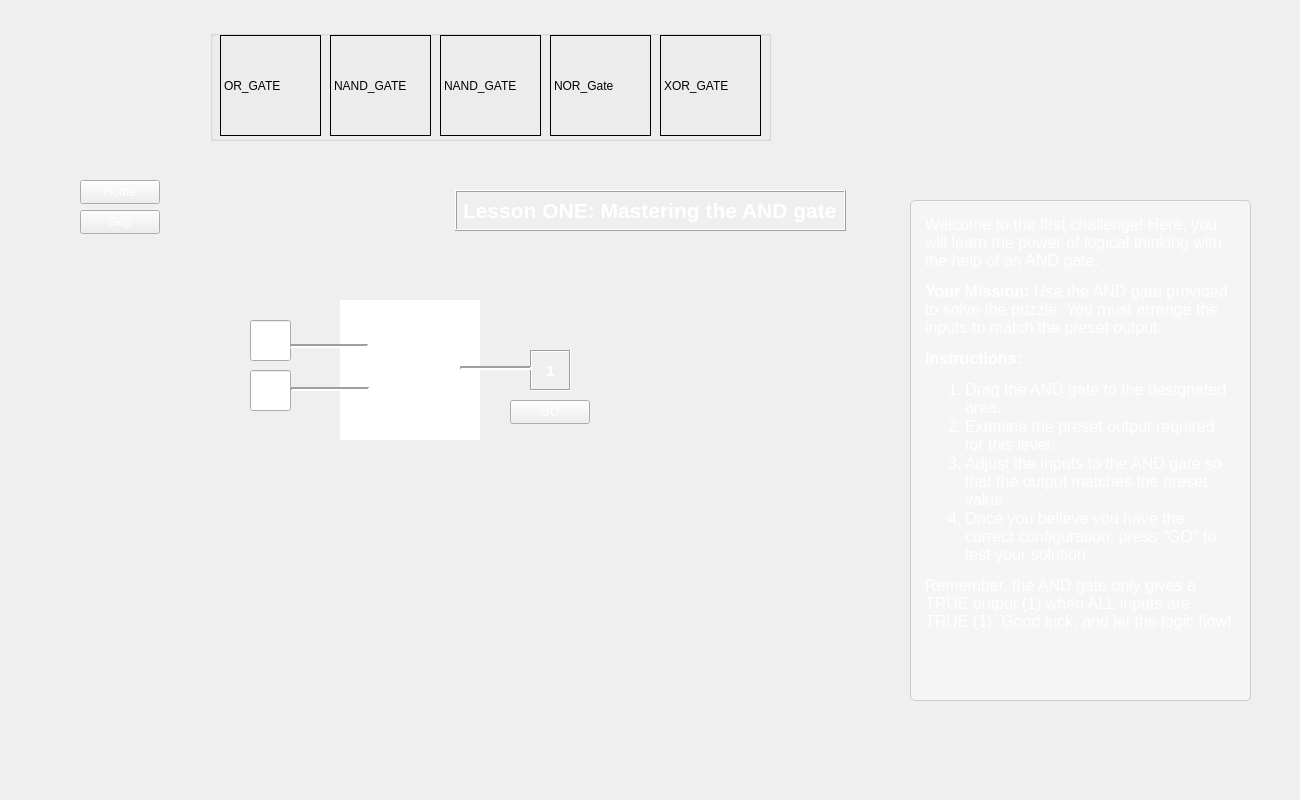
AhmedZ70/BitWise-EducationalApp, file LevelsView.ui: the form before one commit.
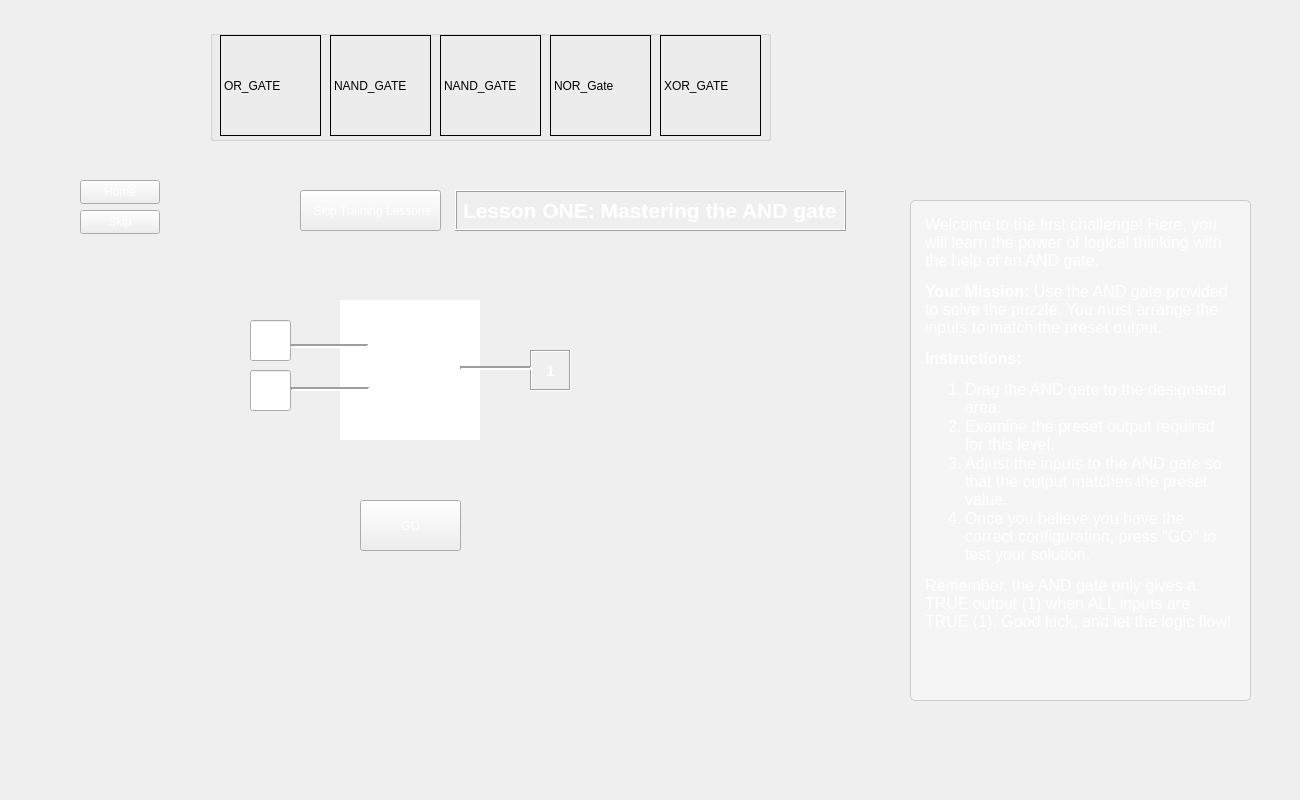
The form after the commit. The open tabs and pages were chosen to show the change. Icons and pictures are not drawn. Custom widgets are drawn as their Qt base class.

Commit message: go button fixed

What changed in the file:
```diff
--- a/LevelsView.ui
+++ b/LevelsView.ui
@@ -188,10 +188,10 @@
     <widget class="QPushButton" name="goButtonLevelOne">
      <property name="geometry">
       <rect>
-       <x>510</x>
-       <y>230</y>
-       <width>80</width>
-       <height>24</height>
+       <x>360</x>
+       <y>330</y>
+       <width>101</width>
+       <height>51</height>
       </rect>
      </property>
      <property name="styleSheet">
@@ -436,6 +436,19 @@
 &lt;p style=&quot; margin-top:12px; margin-bottom:12px; margin-left:0px; margin-right:0px; -qt-block-indent:0; text-indent:0px;&quot;&gt;&lt;span style=&quot; color:#ffffff;&quot;&gt;Remember, the AND gate only gives a TRUE output (1) when ALL inputs are TRUE (1). Good luck, and let the logic flow!&lt;/span&gt;&lt;/p&gt;&lt;/body&gt;&lt;/html&gt;</string>
      </property>
     </widget>
+    <widget class="QPushButton" name="skipTrainingLessons">
+     <property name="geometry">
+      <rect>
+       <x>300</x>
+       <y>20</y>
+       <width>141</width>
+       <height>41</height>
+      </rect>
+     </property>
+     <property name="text">
+      <string> Skip Training Lessons</string>
+     </property>
+    </widget>
     <zorder>label_2</zorder>
     <zorder>goButtonLevelOne</zorder>
     <zorder>levelOneInput1</zorder>
```
Left out of the diff: 97 changed lines with no effect on the pictures. The commit also changes 2 other files.
